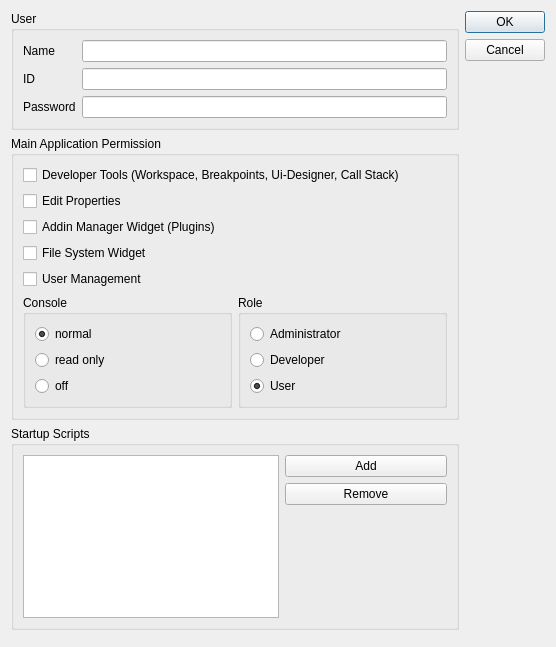
First picture: the form in Qitom/widgets/userManagementEdit.ui, repository itom-project/itom, before the edit.
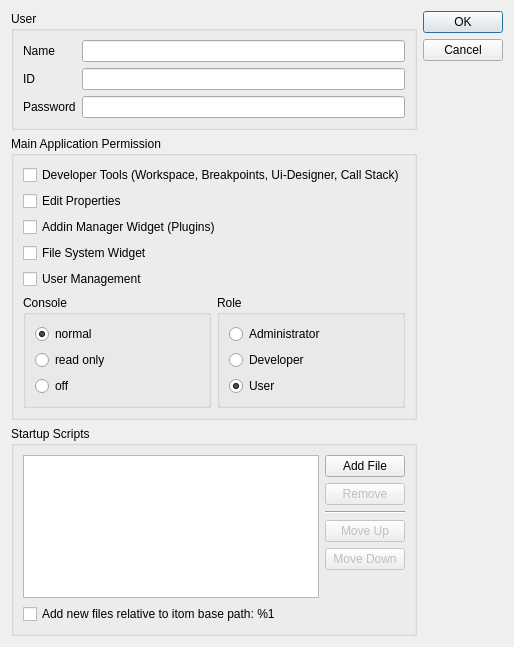
Second picture: the form after the edit.

Commit message: startup script editors in user management and properties: move up and move down buttons added, relative include with respect to itom application directory added as option

```diff
--- a/Qitom/widgets/userManagementEdit.ui
+++ b/Qitom/widgets/userManagementEdit.ui
@@ -6,7 +6,7 @@
    <rect>
     <x>0</x>
     <y>0</y>
-    <width>556</width>
+    <width>499</width>
     <height>647</height>
    </rect>
   </property>
@@ -195,26 +195,113 @@
      </item>
      <item>
       <widget class="QGroupBox" name="groupBox_2">
+       <property name="minimumSize">
+        <size>
+         <width>0</width>
+         <height>0</height>
+        </size>
+       </property>
        <property name="title">
         <string>Startup Scripts</string>
        </property>
-       <layout class="QFormLayout" name="formLayout">
-        <item row="1" column="1">
+       <layout class="QVBoxLayout" name="verticalLayout_6">
+        <item>
+         <layout class="QHBoxLayout" name="horizontalLayout_3">
+          <item>
+           <widget class="QListWidget" name="lv_startUpScripts">
+            <property name="sizePolicy">
+             <sizepolicy hsizetype="MinimumExpanding" vsizetype="Expanding">
+              <horstretch>0</horstretch>
+              <verstretch>0</verstretch>
+             </sizepolicy>
+            </property>
+            <property name="dragEnabled">
+             <bool>true</bool>
+            </property>
+            <property name="dragDropMode">
+             <enum>QAbstractItemView::InternalMove</enum>
+            </property>
+            <property name="defaultDropAction">
+             <enum>Qt::MoveAction</enum>
+            </property>
+           </widget>
+          </item>
+          <item>
          <layout class="QVBoxLayout" name="verticalLayout_5">
           <item>
            <widget class="QPushButton" name="pb_addScript">
+              <property name="sizePolicy">
+               <sizepolicy hsizetype="Preferred" vsizetype="Fixed">
+                <horstretch>0</horstretch>
+                <verstretch>0</verstretch>
+               </sizepolicy>
+              </property>
             <property name="text">
-             <string>Add</string>
+               <string>Add File</string>
             </property>
            </widget>
           </item>
           <item>
            <widget class="QPushButton" name="pb_removeScript">
+              <property name="enabled">
+               <bool>false</bool>
+              </property>
+              <property name="sizePolicy">
+               <sizepolicy hsizetype="Preferred" vsizetype="Fixed">
+                <horstretch>0</horstretch>
+                <verstretch>0</verstretch>
+               </sizepolicy>
+              </property>
             <property name="text">
              <string>Remove</string>
             </property>
            </widget>
           </item>
+            <item>
+             <widget class="Line" name="line">
+              <property name="sizePolicy">
+               <sizepolicy hsizetype="Preferred" vsizetype="Fixed">
+                <horstretch>0</horstretch>
+                <verstretch>0</verstretch>
+               </sizepolicy>
+              </property>
+              <property name="orientation">
+               <enum>Qt::Horizontal</enum>
+              </property>
+             </widget>
+            </item>
+            <item>
+             <widget class="QPushButton" name="pb_upScript">
+              <property name="enabled">
+               <bool>false</bool>
+              </property>
+              <property name="sizePolicy">
+               <sizepolicy hsizetype="Preferred" vsizetype="Fixed">
+                <horstretch>0</horstretch>
+                <verstretch>0</verstretch>
+               </sizepolicy>
+              </property>
+              <property name="text">
+               <string>Move Up</string>
+              </property>
+             </widget>
+            </item>
+            <item>
+             <widget class="QPushButton" name="pb_downScript">
+              <property name="enabled">
+               <bool>false</bool>
+              </property>
+              <property name="sizePolicy">
+               <sizepolicy hsizetype="Preferred" vsizetype="Fixed">
+                <horstretch>0</horstretch>
+                <verstretch>0</verstretch>
+               </sizepolicy>
+              </property>
+              <property name="text">
+               <string>Move Down</string>
+              </property>
+             </widget>
+            </item>
           <item>
            <spacer name="verticalSpacer_2">
             <property name="orientation">
@@ -230,8 +317,14 @@
           </item>
          </layout>
         </item>
-        <item row="1" column="0">
-         <widget class="QListWidget" name="lv_startUpScripts"/>
+         </layout>
+        </item>
+        <item>
+         <widget class="QCheckBox" name="checkAddFileRel">
+          <property name="text">
+           <string>Add new files relative to itom base path: %1</string>
+          </property>
+         </widget>
         </item>
        </layout>
       </widget>
```
Left out of the diff: 14 changed lines with no effect on the pictures. Lines whose indentation alone changed are shown as unchanged. The commit also changes 7 other files.
